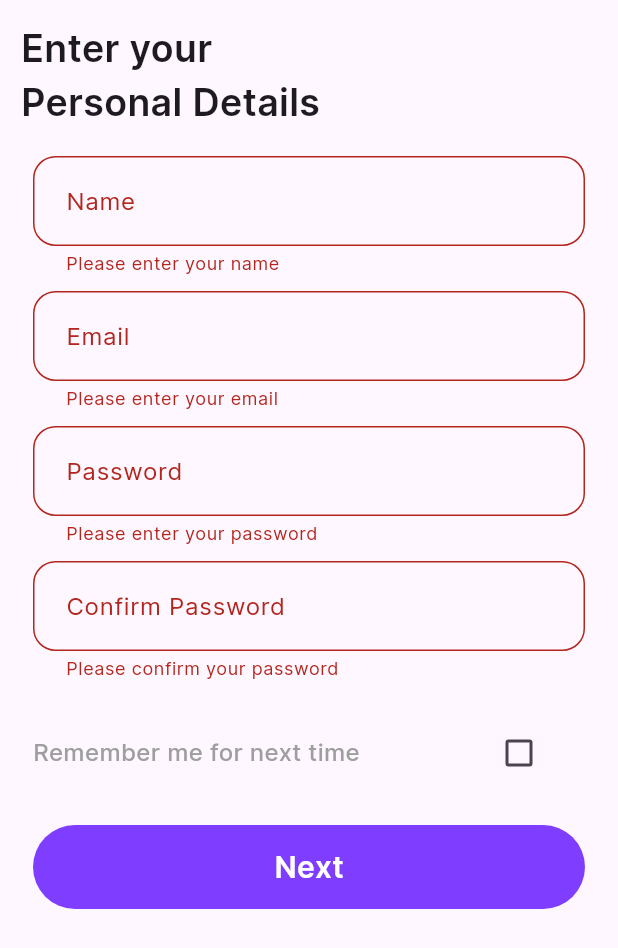
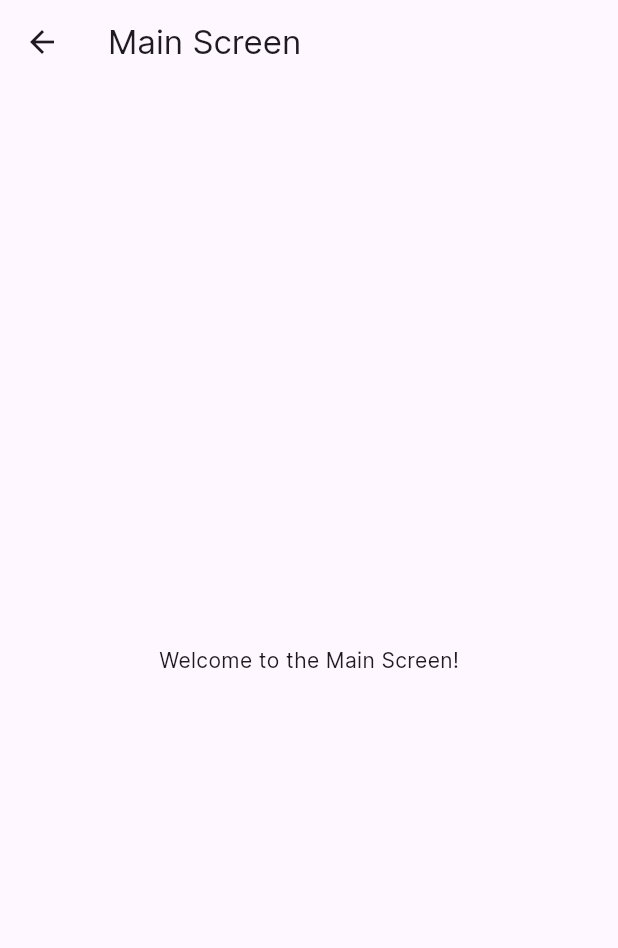
Before and after one commit to SurajMadhushan1/expenz-app, a Flutter app: the UserAddScreen screen opened directly, after a tap on "Next", on a phone screen of 412 x 824 dp. Shown: the top 948 px of the screen. Run offline on Flutter 3.47's test engine with Material 3 defaults, Android fonts, the phone set to English and light mode, and no system bars; our stand-ins replace shared_preferences, smooth_page_indicator; accounts and stored records are empty.

```diff
--- /dev/null
+++ b/devtools_options.yaml
@@ -0,0 +1,3 @@
+description: This file stores settings for Dart & Flutter DevTools.
+documentation: https://docs.flutter.dev/tools/devtools/extensions#configure-extension-enablement-states
+extensions:
--- a/lib/main.dart
+++ b/lib/main.dart
@@ -1,7 +1,10 @@
 import 'package:expenz/screens/onboarding_screen.dart';
 import 'package:flutter/material.dart';
+import 'package:shared_preferences/shared_preferences.dart';
 
 void main() {
+  WidgetsFlutterBinding.ensureInitialized();
+  SharedPreferences.getInstance(); // Initialize SharedPreferences
   runApp(MyApp());
 }
 
--- /dev/null
+++ b/lib/screens/main_screen.dart
@@ -0,0 +1,19 @@
+import 'package:flutter/material.dart';
+
+class MainScreen extends StatefulWidget {
+  const MainScreen({super.key});
+
+  @override
+  State<MainScreen> createState() => _MainScreenState();
+}
+
+class _MainScreenState extends State<MainScreen> {
+  @override
+  Widget build(BuildContext context) {
+    return Scaffold(
+      appBar: AppBar(title: Text("Main Screen")),
+      body: Center(child: Text("Welcome to the Main Screen!")),
+    );
+    // This is the main screen of the app. You can add your main content here.
+  }
+}
--- a/lib/screens/user_add_screen.dart
+++ b/lib/screens/user_add_screen.dart
@@ -1,4 +1,6 @@
 import 'package:expenz/constants/colors.dart';
+import 'package:expenz/screens/main_screen.dart';
+import 'package:expenz/services/user_add_service.dart';
 import 'package:expenz/widgets/custom_button.dart';
 import 'package:flutter/material.dart';
 
@@ -158,13 +160,32 @@ class _UserAddScreenState extends State<UserAddScreen> {
                         ),
                         const SizedBox(height: 20),
                         GestureDetector(
-                          onTap: () {
+                          onTap: () async {
                             if (_formKey.currentState!.validate()) {
                               // Perform the action when the button is pressed
-                              print("Form is valid");
+                              String userName = _nameController.text;
+                              String userEmail = _emailController.text;
+                              String password = _passwordController.text;
+                              String confirmPassword =
+                                  _confirmPasswordController.text;
+
+                              await UserAddService.addUser(
+                                userName: userName,
+                                userEmail: userEmail,
+                                password: password,
+                                confirmPassword: confirmPassword,
+                                context: context,
+                              );
                             } else {
                               print("Form is not valid");
                             }
+
+                            // ignore: use_build_context_synchronously
+                            Navigator.of(context).push(
+                              MaterialPageRoute(
+                                builder: (context) => MainScreen(),
+                              ),
+                            );
                           },
                           child: CustomButton(
                             buttonColor: kMainColor,
--- a/pubspec.yaml
+++ b/pubspec.yaml
@@ -35,6 +35,7 @@ dependencies:
   # Use with the CupertinoIcons class for iOS style icons.
   cupertino_icons: ^1.0.8
   smooth_page_indicator: ^1.2.1
+  shared_preferences: ^2.5.3
 
 dev_dependencies:
   flutter_test:
```
Also changed, not shown: lib/services/user_add_service.dart (added, +36 -0 lines), pubspec.lock, 1 other file.
